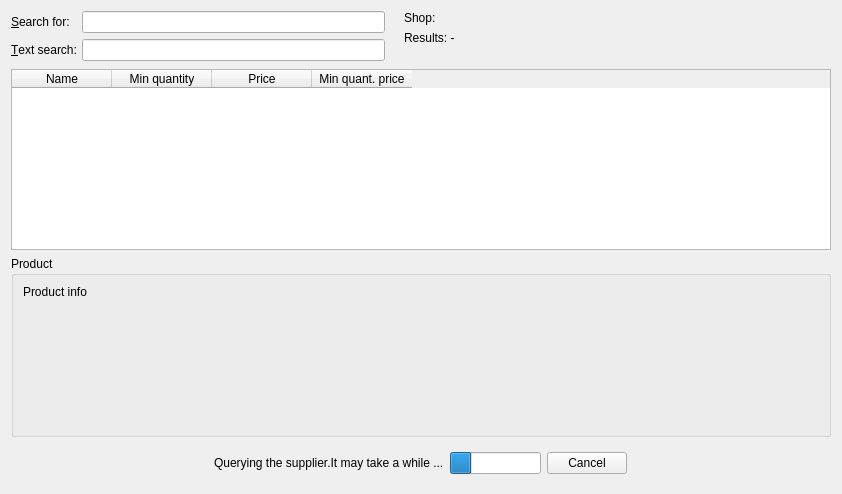
First picture: the form in ui/main.ui, repository kybu/electronic-components-panel, before the edit.
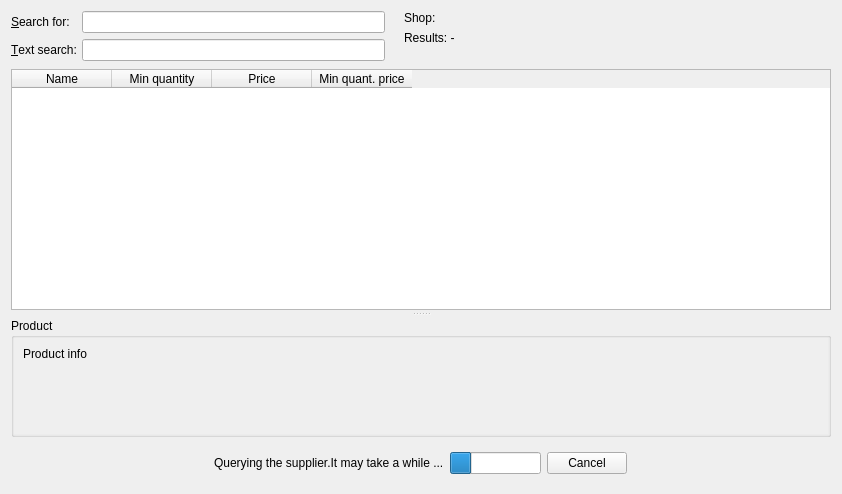
Second picture: the form after the edit.

Commit message: Product detail and product list are resizable against each other (splitter).

What changed in the file:
```diff
--- a/ui/main.ui
+++ b/ui/main.ui
@@ -13,7 +13,7 @@
   <property name="windowTitle">
    <string>Form</string>
   </property>
-  <layout class="QVBoxLayout" name="verticalLayout_3" stretch="0,1,1,0">
+  <layout class="QVBoxLayout" name="verticalLayout_2" stretch="0,1,0">
    <item>
     <layout class="QHBoxLayout" name="horizontalLayout">
      <item>
@@ -99,6 +99,22 @@
     </layout>
    </item>
    <item>
+    <widget class="QSplitter" name="splitter">
+     <property name="frameShape">
+      <enum>QFrame::NoFrame</enum>
+     </property>
+     <property name="midLineWidth">
+      <number>0</number>
+     </property>
+     <property name="orientation">
+      <enum>Qt::Vertical</enum>
+     </property>
+     <property name="opaqueResize">
+      <bool>true</bool>
+     </property>
+     <property name="handleWidth">
+      <number>8</number>
+     </property>
     <widget class="QTableWidget" name="productsT">
      <property name="selectionBehavior">
       <enum>QAbstractItemView::SelectRows</enum>
@@ -133,13 +149,32 @@
       </property>
      </column>
     </widget>
-   </item>
-   <item>
     <widget class="QGroupBox" name="productInfoG">
      <property name="title">
       <string>Product</string>
      </property>
-     <layout class="QVBoxLayout" name="verticalLayout_2">
+      <layout class="QVBoxLayout" name="verticalLayout_4">
+       <property name="margin">
+        <number>0</number>
+       </property>
+       <item>
+        <widget class="QScrollArea" name="scrollArea">
+         <property name="frameShape">
+          <enum>QFrame::NoFrame</enum>
+         </property>
+         <property name="widgetResizable">
+          <bool>true</bool>
+         </property>
+         <widget class="QWidget" name="scrollAreaWidgetContents">
+          <property name="geometry">
+           <rect>
+            <x>0</x>
+            <y>0</y>
+            <width>822</width>
+            <height>100</height>
+           </rect>
+          </property>
+          <layout class="QVBoxLayout" name="verticalLayout_3">
       <item>
        <widget class="QLabel" name="productInfoL">
         <property name="text">
@@ -161,6 +196,11 @@
        </spacer>
       </item>
      </layout>
+         </widget>
+        </widget>
+       </item>
+      </layout>
+     </widget>
     </widget>
    </item>
    <item>
```
Lines whose indentation alone changed are shown as unchanged.
